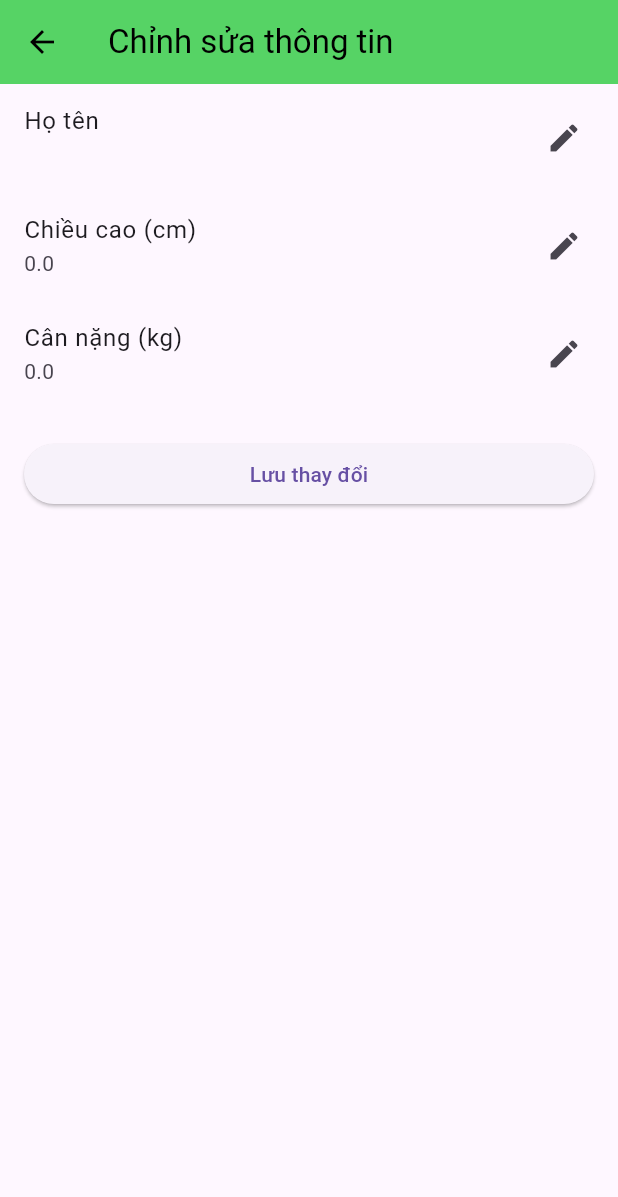
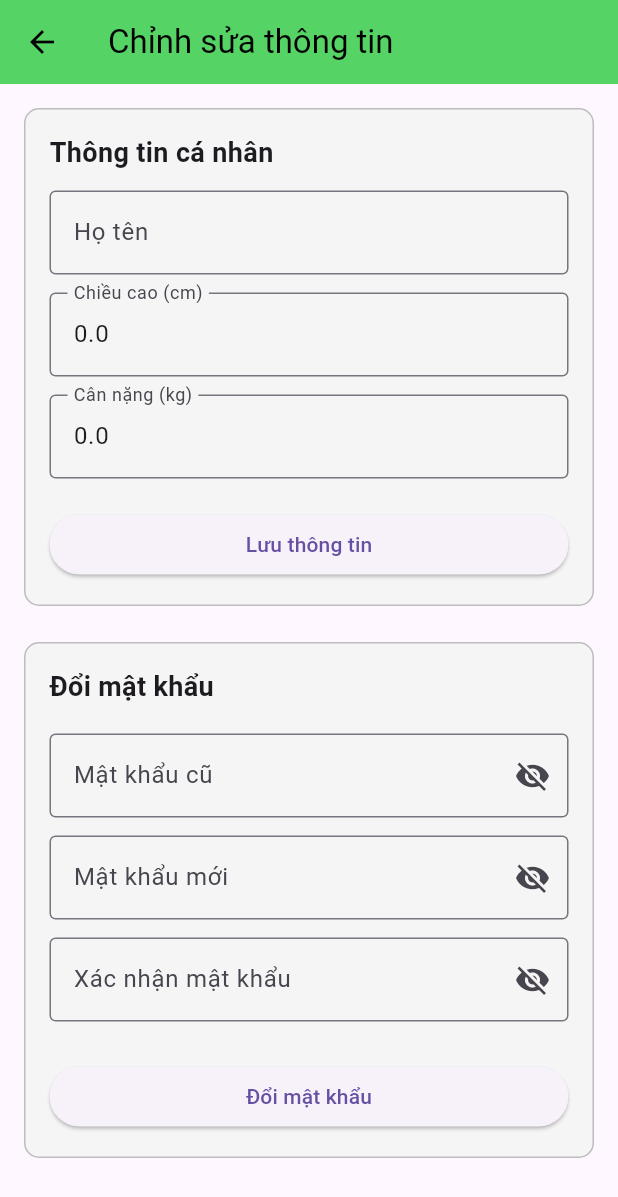
Before and after one commit to Son301203/daily_calo, a Flutter app: the ChangeInforScreen screen opened directly with empty values, on a phone screen of 412 x 824 dp. Shown: the top 1197 px of the screen. Run offline on Flutter 3.47's test engine with Material 3 defaults, Android fonts, the phone set to English and light mode, and no system bars; our stand-ins replace cloud_firestore, firebase_auth, firebase_core, get; accounts and stored records are empty.

Commit message:
update date_water and changepassword

```diff
--- a/lib/controllers/exercise_controller.dart
+++ b/lib/controllers/exercise_controller.dart
@@ -84,7 +84,7 @@ class ExerciseController {
         'caloriesNeeded': 0,
         'exercise_id': [exerciseId],
         'meal_id': [],
-        'quantity_water': 0,
+        'quantityWater': 0,
       });
     }
   }
--- a/lib/controllers/meal_management_controller.dart
+++ b/lib/controllers/meal_management_controller.dart
@@ -93,7 +93,7 @@ class MealManagementController {
         'caloriesNeeded': 0,
         'exercise_id': [],
         'meal_id': [mealId],
-        'quantity_water': 0,
+        'quantityWater': 0,
       });
     }
   }
--- a/lib/views/screens/profile/changeInfo_screen.dart
+++ b/lib/views/screens/profile/changeInfo_screen.dart
@@ -1,7 +1,6 @@
-import 'package:daily_calo/routes/app_routes.dart';
 import 'package:flutter/material.dart';
-import '../../../models/user.dart';
-import '../../../services/user_service.dart';
+import 'package:daily_calo/models/user.dart';
+import 'package:daily_calo/services/user_service.dart';
 
 class ChangeInforScreen extends StatefulWidget {
   final UserModel user;
@@ -13,90 +12,93 @@ class ChangeInforScreen extends StatefulWidget {
 }
 
 class _ChangeInforScreenState extends State<ChangeInforScreen> {
-  late String _name;
-  late double _height;
-  late double _weight;
+  final TextEditingController _name = TextEditingController();
+  final TextEditingController _height = TextEditingController();
+  final TextEditingController _weight = TextEditingController();
+
+  final TextEditingController _oldPasswordController = TextEditingController();
+  final TextEditingController _newPasswordController = TextEditingController();
+  final TextEditingController _confirmPasswordController =
+      TextEditingController();
+
+  bool _obscureOldPassword = true;
+  bool _obscureNewPassword = true;
+  bool _obscureConfirmPassword = true;
 
   @override
   void initState() {
     super.initState();
-    _name = widget.user.name;
-    _height = widget.user.height;
-    _weight = widget.user.weight;
-  }
-
-  void _editField({
-    required String title,
-    required String initialValue,
-    required Function(String) onSubmitted,
-    TextInputType inputType = TextInputType.text,
-  }) {
-    final TextEditingController controller = TextEditingController(text: initialValue);
-
-    showDialog(
-      context: context,
-      builder: (context) => AlertDialog(
-        title: Text('Chỉnh sửa $title'),
-        content: TextField(
-          controller: controller,
-          keyboardType: inputType,
-          decoration: InputDecoration(hintText: 'Nhập $title mới'),
-        ),
-        actions: [
-          TextButton(
-            onPressed: () => Navigator.pop(context),
-            child: const Text('Hủy'),
-          ),
-          ElevatedButton(
-            onPressed: () {
-              onSubmitted(controller.text.trim());
-              Navigator.pop(context);
-            },
-            child: const Text('Lưu'),
-          ),
-        ],
-      ),
-    );
+    _name.text = widget.user.name;
+    _height.text = widget.user.height.toString();
+    _weight.text = widget.user.weight.toString();
   }
 
   Future<void> _saveChanges() async {
-    final updatedUser = UserModel(
-      uid: widget.user.uid,
-      gmail: widget.user.gmail,
-      name: _name,
-      height: _height,
-      weight: _weight,
+    try {
+      await UserService().updateUserProfile(
+        name: _name.text.trim(),
+        height: double.tryParse(_height.text.trim()) ?? 0,
+        weight: double.tryParse(_weight.text.trim()) ?? 0,
       );
 
-    await UserService().updateUserProfile(
-      name: _name,
-      height: _height,
-      weight: _weight,
+      ScaffoldMessenger.of(
+        context,
+      ).showSnackBar(const SnackBar(content: Text('Lưu thông tin thành công')));
+    } catch (e) {
+      ScaffoldMessenger.of(
+        context,
+      ).showSnackBar(SnackBar(content: Text('Lỗi: $e')));
+    }
+  }
+
+  Future<void> _changePassword() async {
+    if (_newPasswordController.text != _confirmPasswordController.text) {
+      ScaffoldMessenger.of(
+        context,
+      ).showSnackBar(const SnackBar(content: Text('Mật khẩu mới không khớp')));
+      return;
+    }
+
+    try {
+      await UserService().changePasswordWithReauth(
+        oldPassword: _oldPasswordController.text.trim(),
+        newPassword: _newPasswordController.text.trim(),
       );
 
-    ScaffoldMessenger.of(context).showSnackBar(
-      const SnackBar(content: Text('Lưu thành công')),
-    );
+      ScaffoldMessenger.of(
+        context,
+      ).showSnackBar(const SnackBar(content: Text('Đổi mật khẩu thành công')));
 
-    // Đợi 1.5 giây để người dùng nhìn thấy thông báo rồi mới chuyển màn
-    await Future.delayed(const Duration(milliseconds: 1500));
-
-    Navigator.of(context).pushReplacementNamed(
-      AppRoutes.profile,
-      arguments: updatedUser,  // Nếu màn profile cần dữ liệu mới
-    );
+      _oldPasswordController.clear();
+      _newPasswordController.clear();
+      _confirmPasswordController.clear();
+    } catch (e) {
+      ScaffoldMessenger.of(
+        context,
+      ).showSnackBar(SnackBar(content: Text('Lỗi: $e')));
+    }
   }
 
-  Widget _buildInfoTile({
+  Widget _buildPasswordField({
     required String label,
-    required String value,
-    required VoidCallback onTap,
+    required TextEditingController controller,
+    required bool obscureText,
+    required VoidCallback toggleObscure,
   }) {
-    return ListTile(
-      title: Text(label),
-      subtitle: Text(value),
-      trailing: const Icon(Icons.edit),
-      onTap: onTap,
+    return Padding(
+      padding: const EdgeInsets.symmetric(vertical: 6.0),
+      child: TextField(
+        controller: controller,
+        obscureText: obscureText,
+        decoration: InputDecoration(
+          labelText: label,
+          suffixIcon: IconButton(
+            icon: Icon(obscureText ? Icons.visibility_off : Icons.visibility),
+            onPressed: toggleObscure,
+          ),
+          border: const OutlineInputBorder(),
+        ),
+      ),
     );
   }
 
@@ -108,53 +110,120 @@ class _ChangeInforScreenState extends State<ChangeInforScreen> {
         leading: IconButton(
           icon: const Icon(Icons.arrow_back),
           onPressed: () {
-            Navigator.of(context).pushReplacementNamed(AppRoutes.profile);
+            Navigator.pop(context);
           },
         ),
       ),
       body: ListView(
+        padding: const EdgeInsets.all(16.0),
         children: [
-          _buildInfoTile(
-            label: 'Họ tên',
-            value: _name,
-            onTap: () => _editField(
-              title: 'Họ tên',
-              initialValue: _name,
-              onSubmitted: (val) => setState(() => _name = val),
+          // Thông tin cá nhân
+          Container(
+            padding: const EdgeInsets.all(16.0),
+            decoration: BoxDecoration(
+              color: Colors.grey[100],
+              borderRadius: BorderRadius.circular(10),
+              border: Border.all(color: Colors.grey.shade400),
+            ),
+            child: Column(
+              crossAxisAlignment: CrossAxisAlignment.start,
+              children: [
+                const Text(
+                  'Thông tin cá nhân',
+                  style: TextStyle(fontSize: 18, fontWeight: FontWeight.bold),
+                ),
+                const SizedBox(height: 12),
+                TextField(
+                  controller: _name,
+                  decoration: const InputDecoration(
+                    labelText: 'Họ tên',
+                    border: OutlineInputBorder(),
                   ),
                 ),
-          _buildInfoTile(
-            label: 'Chiều cao (cm)',
-            value: _height.toString(),
-            onTap: () => _editField(
-              title: 'Chiều cao',
-              initialValue: _height.toString(),
-              inputType: TextInputType.number,
-              onSubmitted: (val) {
-                final parsed = double.tryParse(val);
-                if (parsed != null) setState(() => _height = parsed);
-              },
+                const SizedBox(height: 12),
+                TextField(
+                  controller: _height,
+                  keyboardType: TextInputType.number,
+                  decoration: const InputDecoration(
+                    labelText: 'Chiều cao (cm)',
+                    border: OutlineInputBorder(),
                   ),
                 ),
-          _buildInfoTile(
-            label: 'Cân nặng (kg)',
-            value: _weight.toString(),
-            onTap: () => _editField(
-              title: 'Cân nặng',
-              initialValue: _weight.toString(),
-              inputType: TextInputType.number,
-              onSubmitted: (val) {
-                final parsed = double.tryParse(val);
-                if (parsed != null) setState(() => _weight = parsed);
-              },
+                const SizedBox(height: 12),
+                TextField(
+                  controller: _weight,
+                  keyboardType: TextInputType.number,
+                  decoration: const InputDecoration(
+                    labelText: 'Cân nặng (kg)',
+                    border: OutlineInputBorder(),
                   ),
                 ),
                 const SizedBox(height: 20),
-          Padding(
-            padding: const EdgeInsets.symmetric(horizontal: 16.0),
+                SizedBox(
+                  width: double.infinity,
                   child: ElevatedButton(
                     onPressed: _saveChanges,
-              child: const Text('Lưu thay đổi'),
+                    child: const Text('Lưu thông tin'),
+                  ),
+                ),
+              ],
+            ),
+          ),
+          const SizedBox(height: 24),
+
+          // Đổi mật khẩu
+          Container(
+            padding: const EdgeInsets.all(16.0),
+            decoration: BoxDecoration(
+              color: Colors.grey[100],
+              borderRadius: BorderRadius.circular(10),
+              border: Border.all(color: Colors.grey.shade400),
+            ),
+            child: Column(
+              crossAxisAlignment: CrossAxisAlignment.start,
+              children: [
+                const Text(
+                  'Đổi mật khẩu',
+                  style: TextStyle(fontSize: 18, fontWeight: FontWeight.bold),
+                ),
+                const SizedBox(height: 12),
+                _buildPasswordField(
+                  label: 'Mật khẩu cũ',
+                  controller: _oldPasswordController,
+                  obscureText: _obscureOldPassword,
+                  toggleObscure:
+                      () => setState(
+                        () => _obscureOldPassword = !_obscureOldPassword,
+                      ),
+                ),
+                _buildPasswordField(
+                  label: 'Mật khẩu mới',
+                  controller: _newPasswordController,
+                  obscureText: _obscureNewPassword,
+                  toggleObscure:
+                      () => setState(
+                        () => _obscureNewPassword = !_obscureNewPassword,
+                      ),
+                ),
+                _buildPasswordField(
+                  label: 'Xác nhận mật khẩu',
+                  controller: _confirmPasswordController,
+                  obscureText: _obscureConfirmPassword,
+                  toggleObscure:
+                      () => setState(
+                        () =>
+                            _obscureConfirmPassword = !_obscureConfirmPassword,
+                      ),
+                ),
+                const SizedBox(height: 20),
+                SizedBox(
+                  width: double.infinity,
+                  child: ElevatedButton(
+                    onPressed: _changePassword,
+                    child: const Text('Đổi mật khẩu'),
+                  ),
+                ),
+              ],
             ),
           ),
         ],
```
Also changed, not shown: lib/controllers/home_controller.dart (+36 -3 lines), lib/controllers/profile_controllers.dart (+18 -23 lines), lib/services/user_service.dart (+23 -0 lines), lib/services/water_service.dart (+42 -18 lines), lib/views/auth/changePassword_screen.dart (deleted, +0 -16 lines), lib/views/screens/home/home_screen.dart (+161 -42 lines), lib/views/screens/profile/profile_screen.dart (+19 -11 lines). Lines whose indentation alone changed are shown as unchanged.
